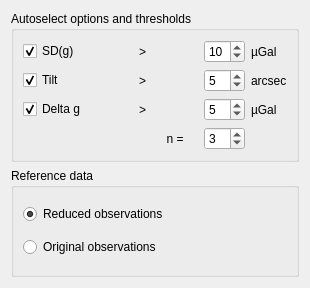
Qt form gravtools/gui/dialog_autoselection_settings.ui (ahellers/GravTools) before a commit.
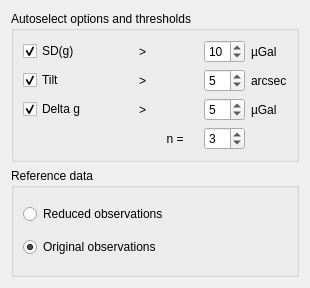
The same form after that commit.

Patch:
```diff
--- a/gravtools/gui/dialog_autoselection_settings.ui
+++ b/gravtools/gui/dialog_autoselection_settings.ui
@@ -299,7 +299,7 @@
          <string>Reduced observations</string>
         </property>
         <property name="checked">
-         <bool>true</bool>
+         <bool>false</bool>
         </property>
         <attribute name="buttonGroup">
          <string notr="true">buttonGroup_autoselect_reference_data</string>
@@ -311,6 +311,9 @@
         <property name="text">
          <string>Original observations</string>
         </property>
+        <property name="checked">
+         <bool>true</bool>
+        </property>
         <attribute name="buttonGroup">
          <string notr="true">buttonGroup_autoselect_reference_data</string>
         </attribute>
```
